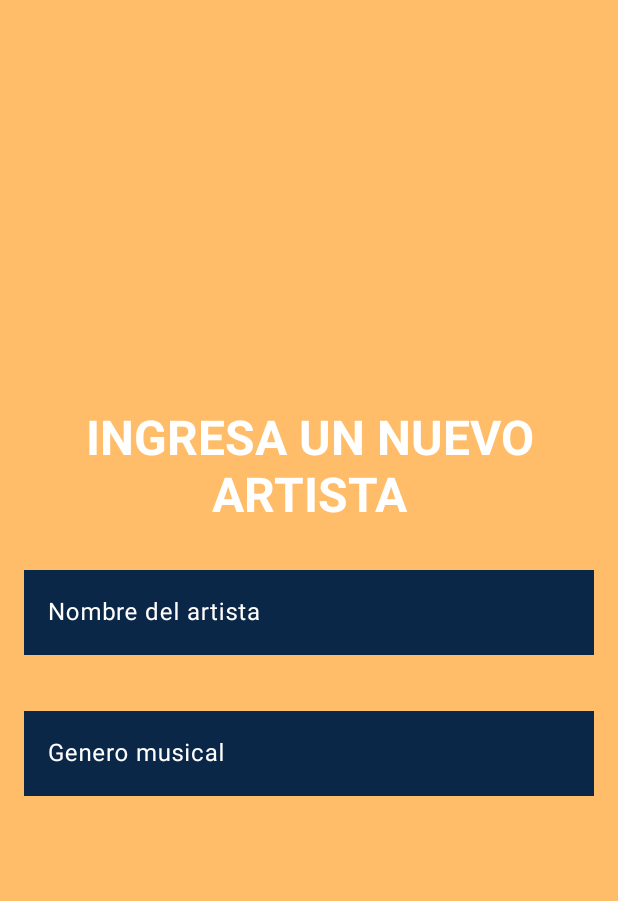
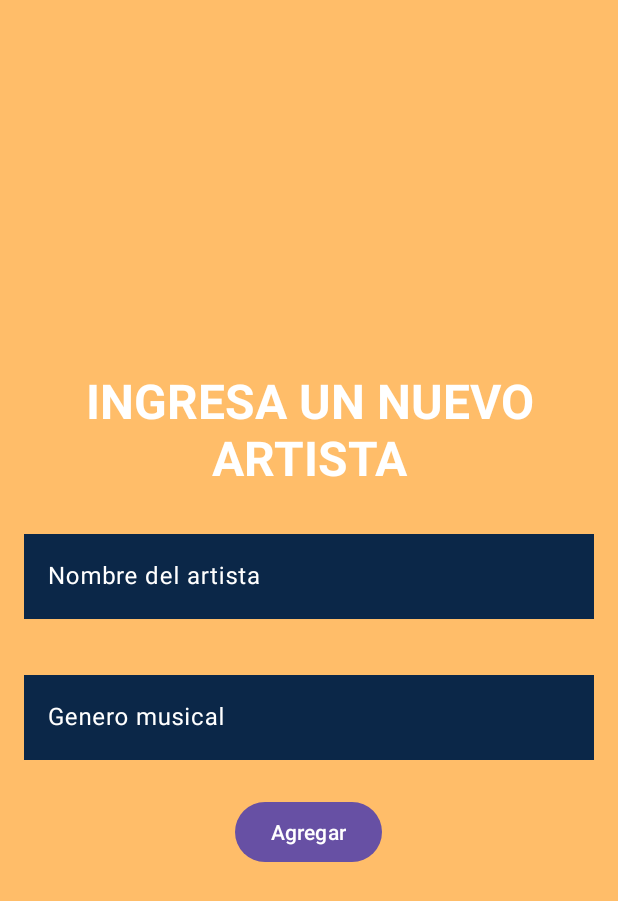
Before and after one commit to AleGC019/PDMParcial01, an Android app: the NewSIngerFragment screen opened through its navigation route, on a phone screen of 412 x 824 dp. Shown: the top 901 px of the screen. Run offline under Robolectric (Android 15) with nearby library versions, the phone set to English and light mode, and no system bars; our stand-ins replace data binding.

Commit message:
:memo: Fixing variable

```diff
--- a/SingerTracker/app/src/main/java/com/example/singertracker/ui/singer/adapter/SingerAdapter.kt
+++ b/SingerTracker/app/src/main/java/com/example/singertracker/ui/singer/adapter/SingerAdapter.kt
@@ -8,6 +8,8 @@ import com.example.singertracker.data.singers
 import com.example.singertracker.databinding.SingerItemBinding
 
 class SingerAdapter(private val clickListener: (SingerModel) -> Unit): RecyclerView.Adapter<SingerViewHolder>(){
+
+    private val singers = ArrayList<SingerModel>()
     override fun onCreateViewHolder(parent: ViewGroup, viewType: Int): SingerViewHolder {
         val binding = SingerItemBinding.inflate(LayoutInflater.from(parent.context), parent, false)
         return SingerViewHolder(binding)
--- a/SingerTracker/app/src/main/java/com/example/singertracker/ui/singer/showsingers/ShowSingersFragment.kt
+++ b/SingerTracker/app/src/main/java/com/example/singertracker/ui/singer/showsingers/ShowSingersFragment.kt
@@ -52,9 +52,8 @@ class ShowSingersFragment : Fragment() {
     private fun setRecyclerView(view: View) {
         binding.recyclerViewSingers.layoutManager = LinearLayoutManager(view.context)
 
-        adapter = SingerAdapter{ SingerSelected ->
-            showSelectedItem(SingerSelected)
-        }
+        adapter = SingerAdapter { singerSelected ->
+            showSelectedItem(singerSelected) }
 
         binding.recyclerViewSingers.adapter = adapter
 
--- a/SingerTracker/app/src/main/res/layout/fragment_new_s_inger.xml
+++ b/SingerTracker/app/src/main/res/layout/fragment_new_s_inger.xml
@@ -71,5 +71,18 @@
 
         </com.google.android.material.textfield.TextInputLayout>
 
+        <Button
+            android:id="@+id/button"
+            android:layout_width="wrap_content"
+            android:layout_height="wrap_content"
+            android:text="Agregar"
+            android:onClick="@{() -> viewmodel.createNewSinger()}"
+
+            >
+
+
+        </Button>
+
+
     </androidx.appcompat.widget.LinearLayoutCompat>
 </layout>
```
Also changed, not shown: SingerTracker/app/src/main/res/layout/fragment_show_singers.xml (+5 -5 lines).
